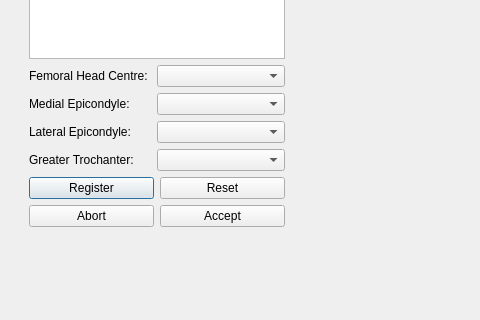
mapclient-plugins/fieldworkpcregpelvis2landmarksstep, file fieldworkpcregpelvis2landmarksstep/qt/pcregviewerwidget.ui: the form before one commit; both pictures show x 0 to 480 and y 120 to 440 of the 1145 by 804 pixel window.
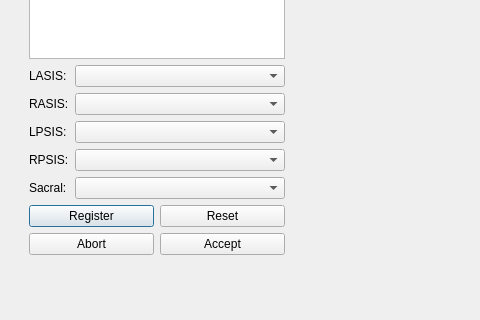
The form after the commit. Custom widgets are drawn as their Qt base class.

What changed in the file:
```diff
--- a/fieldworkpcregpelvis2landmarksstep/qt/pcregviewerwidget.ui
+++ b/fieldworkpcregpelvis2landmarksstep/qt/pcregviewerwidget.ui
@@ -99,7 +99,7 @@
              <item row="0" column="0">
               <widget class="QLabel" name="label">
                <property name="text">
-                <string>Femoral Head Centre: </string>
+                <string>LASIS:</string>
                </property>
               </widget>
              </item>
@@ -109,7 +109,7 @@
              <item row="1" column="0">
               <widget class="QLabel" name="label_4">
                <property name="text">
-                <string>Medial Epicondyle:</string>
+                <string>RASIS:</string>
                </property>
               </widget>
              </item>
@@ -119,7 +119,7 @@
              <item row="2" column="0">
               <widget class="QLabel" name="label_5">
                <property name="text">
-                <string>Lateral Epicondyle:</string>
+                <string>LPSIS:</string>
                </property>
               </widget>
              </item>
@@ -129,12 +129,22 @@
              <item row="3" column="0">
               <widget class="QLabel" name="label_6">
                <property name="text">
-                <string>Greater Trochanter:</string>
+                <string>RPSIS:</string>
                </property>
               </widget>
              </item>
              <item row="3" column="1">
-              <widget class="QComboBox" name="comboBoxFGT"/>
+              <widget class="QComboBox" name="comboBoxRPSIS"/>
+             </item>
+             <item row="4" column="1">
+              <widget class="QComboBox" name="comboBoxSacral"/>
+             </item>
+             <item row="4" column="0">
+              <widget class="QLabel" name="label_7">
+               <property name="text">
+                <string>Sacral:</string>
+               </property>
+              </widget>
              </item>
             </layout>
            </item>
```
Left out of the diff: 8 changed lines with no effect on the pictures.
